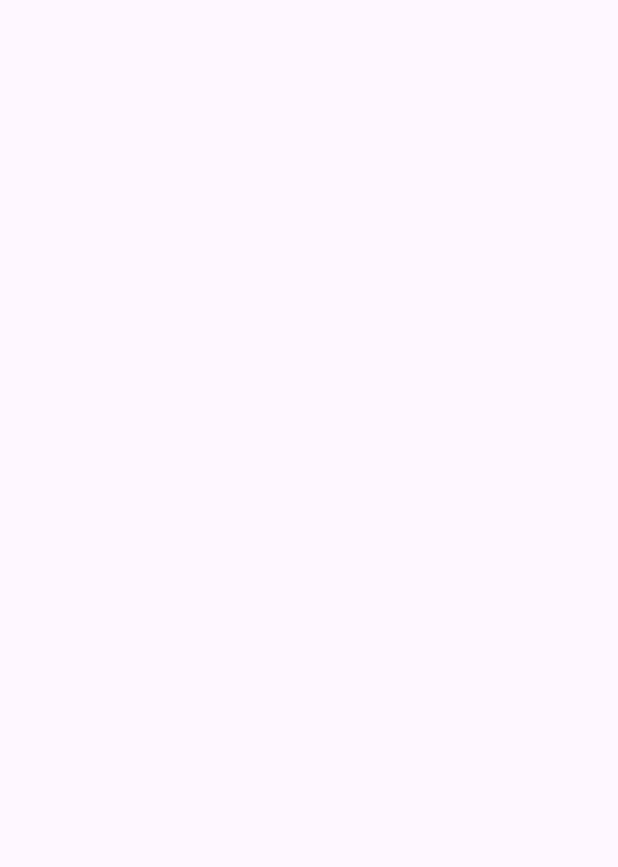
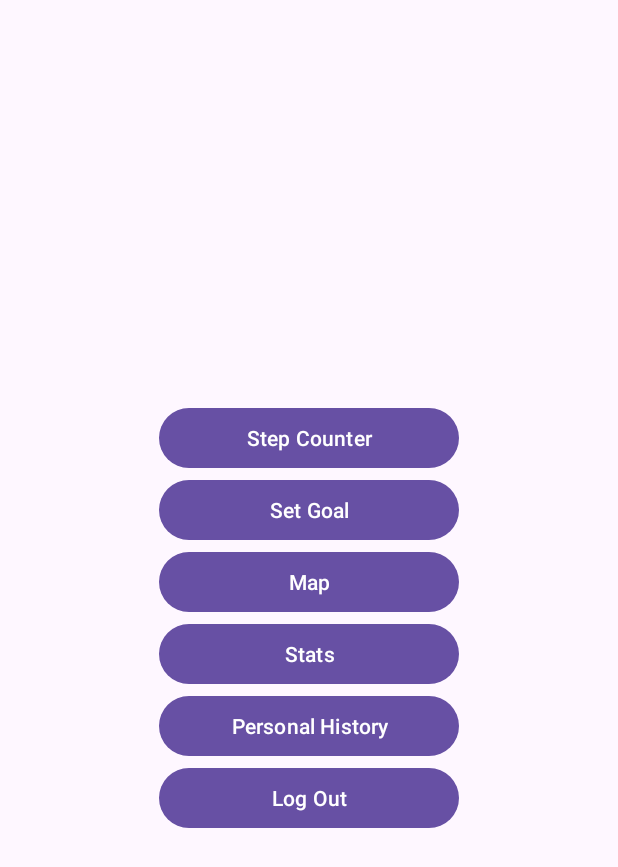
Before and after one commit to gremm-ley/MOBDEVE_MC_Fitness, an Android app: the UserProfileActivity screen opened directly, with no data from a screen before it, on a phone screen of 412 x 824 dp. Before the commit the part shown is empty. Shown: the top 867 px of the screen. Run offline under Robolectric (Android 15) with nearby library versions, the phone set to English and light mode, and no system bars.

Commit message:
Added Step Counter page,filled up User Profile page with buttons, edited login and register so that pressing back in user profile sends the user back to start page instead

```diff
--- a/app/src/main/AndroidManifest.xml
+++ b/app/src/main/AndroidManifest.xml
@@ -22,6 +22,9 @@
             android:name=".UserProfileActivity"
             android:exported="false" />
         <activity
+            android:name=".StepsCounterActivity"
+            android:exported="false" />
+        <activity
             android:name=".MainActivity"
             android:exported="true">
             <intent-filter>
--- a/app/src/main/java/com/mobdeve/see/fitnessapp/LoginActivity.kt
+++ b/app/src/main/java/com/mobdeve/see/fitnessapp/LoginActivity.kt
@@ -14,6 +14,7 @@ class LoginActivity : AppCompatActivity() {
         viewBinding.loginButton.setOnClickListener {
             val intent = Intent(applicationContext, UserProfileActivity::class.java)
             this.startActivity(intent)
+            finish()
         }
     }
 }
--- a/app/src/main/java/com/mobdeve/see/fitnessapp/RegisterActivity.kt
+++ b/app/src/main/java/com/mobdeve/see/fitnessapp/RegisterActivity.kt
@@ -14,6 +14,7 @@ class RegisterActivity : AppCompatActivity() {
         viewBinding.registerButton.setOnClickListener {
             val intent = Intent(applicationContext, UserProfileActivity::class.java)
             this.startActivity(intent)
+            finish()
         }
     }
 }
--- a/app/src/main/java/com/mobdeve/see/fitnessapp/UserProfileActivity.kt
+++ b/app/src/main/java/com/mobdeve/see/fitnessapp/UserProfileActivity.kt
@@ -1,5 +1,6 @@
 package com.mobdeve.see.fitnessapp
 
+import android.content.Intent
 import android.os.Bundle
 import androidx.appcompat.app.AppCompatActivity
 import com.mobdeve.see.fitnessapp.databinding.ActivityUserProfileBinding
@@ -12,5 +13,9 @@ class UserProfileActivity : AppCompatActivity() {
         setContentView(viewBinding.root)
 
         // Implement user profile functionality here
+        viewBinding.btnStepCounter.setOnClickListener {
+            val intent = Intent(applicationContext, StepsCounterActivity::class.java)
+            this.startActivity(intent)
+        }
     }
 }
--- a/app/src/main/res/layout/activity_step_counter.xml
+++ b/app/src/main/res/layout/activity_step_counter.xml
@@ -24,6 +24,7 @@
         android:layout_height="wrap_content"
         android:layout_centerHorizontal="true"
         android:layout_marginTop="200dp"
+        android:background="@drawable/circle_shape"
         android:gravity="center"
         android:padding="10dp"
         android:text="123"
--- a/app/src/main/res/layout/activity_user_profile.xml
+++ b/app/src/main/res/layout/activity_user_profile.xml
@@ -12,9 +12,60 @@
         android:padding="16dp"
         android:gravity="center"
         tools:context=".UserProfileActivity">
+        <Button
+            android:id="@+id/btn_step_counter"
+            android:layout_width="200dp"
+            android:layout_height="wrap_content"
+            android:text="Step Counter"
+            app:layout_constraintStart_toStartOf="parent"
+            app:layout_constraintEnd_toEndOf="parent"
+            app:layout_constraintTop_toTopOf="parent" />
 
+        <Button
+            android:id="@+id/btn_set_goal"
+            android:layout_width="200dp"
+            android:layout_height="wrap_content"
+            android:text="Set Goal"
+            app:layout_constraintStart_toStartOf="parent"
+            app:layout_constraintEnd_toEndOf="parent"
+            app:layout_constraintTop_toBottomOf="@id/btn_step_counter" />
+        <Button
+            android:id="@+id/btn_map"
+            android:layout_width="200dp"
+            android:layout_height="wrap_content"
+            android:text="Map"
+            app:layout_constraintStart_toStartOf="parent"
+            app:layout_constraintEnd_toEndOf="parent"
+            app:layout_constraintTop_toTopOf="parent"
+            app:layout_constraintTop_toBottomOf="@id/btn_set_goal"/>
+
+        <Button
+            android:id="@+id/btn_stats"
+            android:layout_width="200dp"
+            android:layout_height="wrap_content"
+            android:text="Stats"
+            app:layout_constraintStart_toStartOf="parent"
+            app:layout_constraintEnd_toEndOf="parent"
+            app:layout_constraintTop_toBottomOf="@id/btn_map" />
+        <Button
+            android:id="@+id/btn_personal_history"
+            android:layout_width="200dp"
+            android:layout_height="wrap_content"
+            android:text="Personal History"
+            app:layout_constraintStart_toStartOf="parent"
+            app:layout_constraintEnd_toEndOf="parent"
+            app:layout_constraintTop_toTopOf="parent"
+            app:layout_constraintTop_toBottomOf="@id/btn_stats"/>
+
+        <Button
+            android:id="@+id/btn_logout"
+            android:layout_width="200dp"
+            android:layout_height="wrap_content"
+            android:text="Log Out"
+            app:layout_constraintStart_toStartOf="parent"
+            app:layout_constraintEnd_toEndOf="parent"
+            app:layout_constraintTop_toBottomOf="@id/btn_personal_history" />
         <!-- Add user profile UI elements here -->
-
     </LinearLayout>
 
 </androidx.constraintlayout.widget.ConstraintLayout>
```
Also changed, not shown: app/src/main/java/com/mobdeve/see/fitnessapp/StepsCounterActivity.kt (added, +16 -0 lines), app/src/main/res/drawable/circle_shape.xml (added, +10 -0 lines), app/src/main/res/layout/activity_main.xml (+8 -2 lines).
